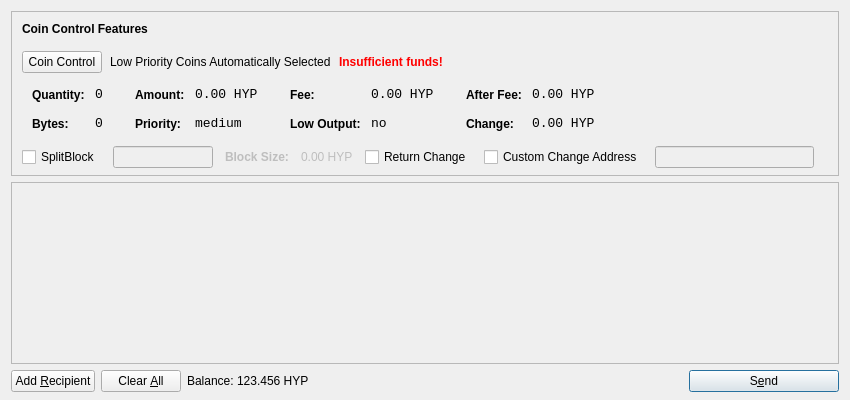
Before: the Qt Designer form src/qt/forms/sendcoinsdialog.ui in eatthetree3/Crypton, drawn with Qt 5.
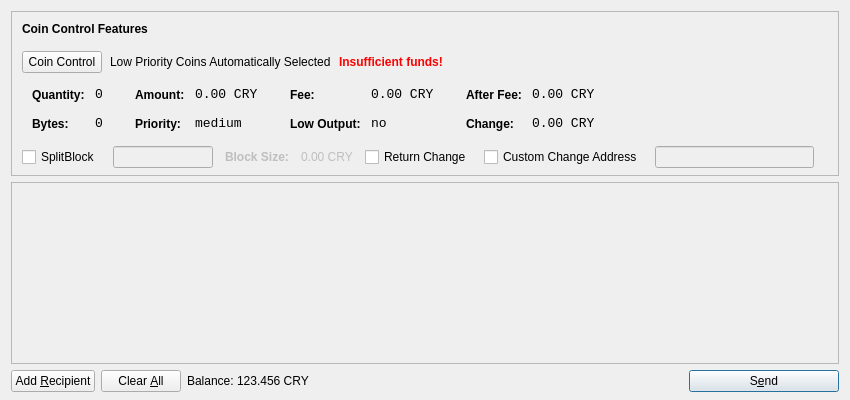
After: the same form once the commit is applied. Icons and pictures are not drawn.

What changed in the file:
```diff
--- a/src/qt/forms/sendcoinsdialog.ui
+++ b/src/qt/forms/sendcoinsdialog.ui
@@ -321,7 +321,7 @@
                   <enum>Qt::ActionsContextMenu</enum>
                  </property>
                  <property name="text">
-                  <string>0.00 HYP</string>
+                  <string>0.00 CRY</string>
                  </property>
                  <property name="textInteractionFlags">
                   <set>Qt::LinksAccessibleByMouse|Qt::TextSelectableByKeyboard|Qt::TextSelectableByMouse</set>
@@ -407,7 +407,7 @@
                   <enum>Qt::ActionsContextMenu</enum>
                  </property>
                  <property name="text">
-                  <string>0.00 HYP</string>
+                  <string>0.00 CRY</string>
                  </property>
                  <property name="textInteractionFlags">
                   <set>Qt::LinksAccessibleByMouse|Qt::TextSelectableByKeyboard|Qt::TextSelectableByMouse</set>
@@ -496,7 +496,7 @@
                   <enum>Qt::ActionsContextMenu</enum>
                  </property>
                  <property name="text">
-                  <string>0.00 HYP</string>
+                  <string>0.00 CRY</string>
                  </property>
                  <property name="textInteractionFlags">
                   <set>Qt::LinksAccessibleByMouse|Qt::TextSelectableByKeyboard|Qt::TextSelectableByMouse</set>
@@ -528,7 +528,7 @@
                   <enum>Qt::ActionsContextMenu</enum>
                  </property>
                  <property name="text">
-                  <string>0.00 HYP</string>
+                  <string>0.00 CRY</string>
                  </property>
                  <property name="textInteractionFlags">
                   <set>Qt::LinksAccessibleByMouse|Qt::TextSelectableByKeyboard|Qt::TextSelectableByMouse</set>
@@ -604,7 +604,7 @@
              <bool>false</bool>
             </property>
             <property name="text">
-             <string>0.00 HYP</string>
+             <string>0.00 CRY</string>
             </property>
            </widget>
           </item>
@@ -794,7 +794,7 @@
           <cursorShape>IBeamCursor</cursorShape>
          </property>
          <property name="text">
-          <string>123.456 HYP</string>
+          <string>123.456 CRY</string>
          </property>
          <property name="textInteractionFlags">
           <set>Qt::LinksAccessibleByMouse|Qt::TextSelectableByKeyboard|Qt::TextSelectableByMouse</set>
```
